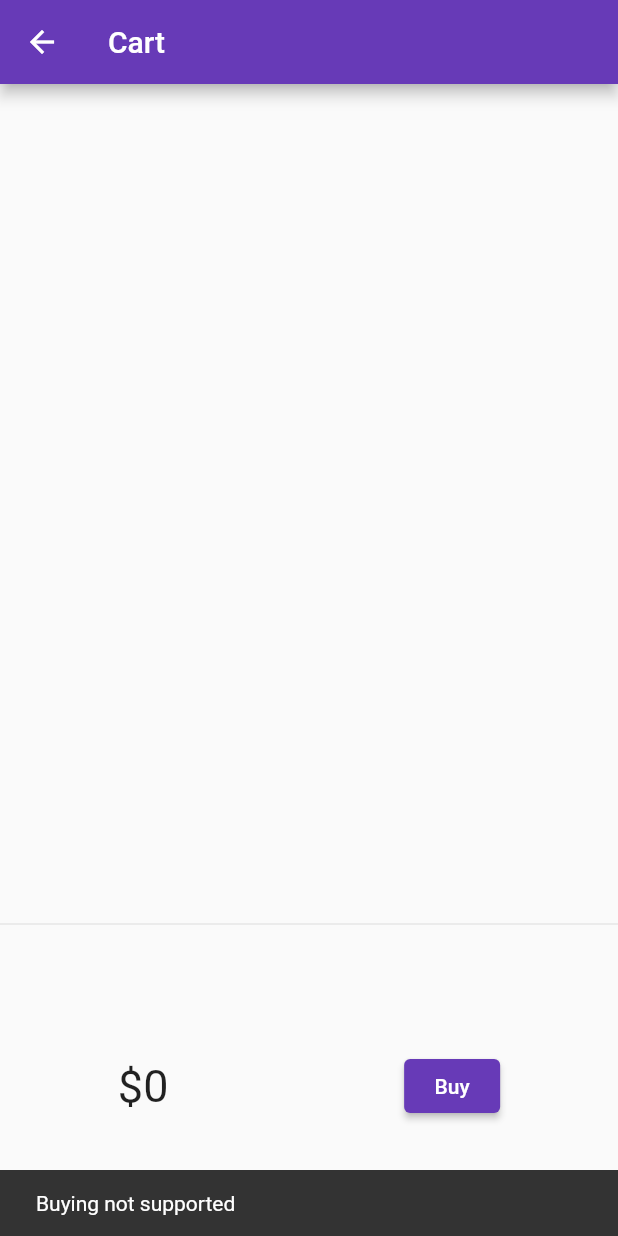
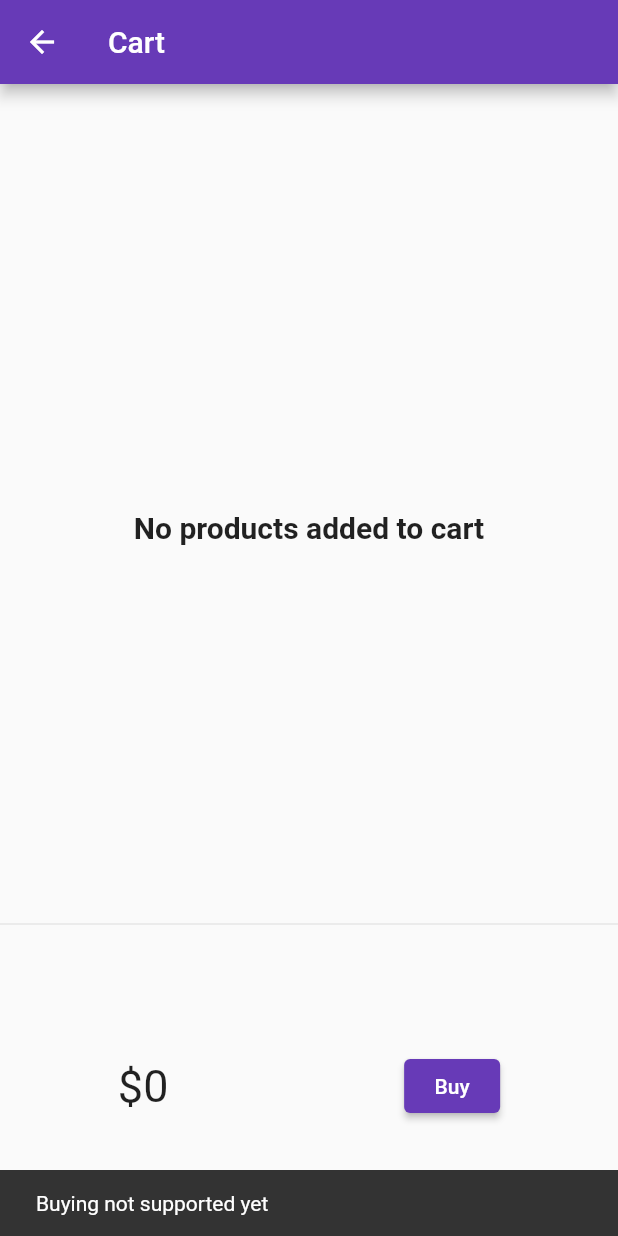
Before and after one commit to rachit106/ecommerceapp, a Flutter app: the CartPage screen opened by its route, after a tap on "Buy", on a phone screen of 412 x 824 dp. Run offline on Flutter 3.47's test engine with Material 2 defaults, Android fonts, the phone set to English and light mode, and no system bars; our stand-ins replace sizer, velocity_x.

Commit message:
day 6 completed

```diff
--- a/lib/Pages/cart_page.dart
+++ b/lib/Pages/cart_page.dart
@@ -1,3 +1,5 @@
+import 'package:ecommerceapp/Pages/home_detail_page.dart';
+import 'package:ecommerceapp/Pages/home_page.dart';
 import 'package:ecommerceapp/models/cart.dart';
 import 'package:flutter/material.dart';
 
@@ -9,15 +11,9 @@ class CartPage extends StatefulWidget {
 }
 
 class _CartPageState extends State<CartPage> {
-
-
- refresh(){
-   setState(() {
-
-   });
-
-
- }
+  refresh() {
+    setState(() {});
+  }
 
   @override
   Widget build(BuildContext context) {
@@ -25,12 +21,24 @@ class _CartPageState extends State<CartPage> {
     num price = 0;
     return Scaffold(
       appBar: AppBar(
+        leading: IconButton(
+          icon: Icon(Icons.arrow_back, color: Colors.white),
+          onPressed: () => Navigator.pop(context),
+        ),
         title: Text("Cart"),
       ),
       body: Column(
         children: [
           Padding(padding: EdgeInsets.all(20)),
-          Expanded(child: CartList(notifyrefresh:refresh)),
+          Expanded(
+              child: Cart.items.length != 0
+                  ? CartList(notifyrefresh: refresh)
+                  : Center(
+                      child: Text(
+                      "No products added to cart",
+                      style:
+                          TextStyle(fontSize: 20, fontWeight: FontWeight.bold),
+                    ))),
           Divider(),
           SizedBox(
             height: 200,
@@ -44,7 +52,7 @@ class _CartPageState extends State<CartPage> {
                 ElevatedButton(
                     onPressed: () {
                       ScaffoldMessenger.of(context).showSnackBar(
-                          SnackBar(content: Text("Buying not supported")));
+                          SnackBar(content: Text("Buying not supported yet")));
                     },
                     child: Text("Buy"))
               ],
@@ -58,7 +66,7 @@ class _CartPageState extends State<CartPage> {
 
 class CartList extends StatefulWidget {
   final Function() notifyrefresh;
-  const CartList({Key? key,required this.notifyrefresh}) : super(key: key);
+  const CartList({Key? key, required this.notifyrefresh}) : super(key: key);
 
   @override
   State<CartList> createState() => _CartListState();
@@ -67,7 +75,6 @@ class CartList extends StatefulWidget {
 class _CartListState extends State<CartList> {
   @override
   Widget build(BuildContext context) {
-    print(Cart.items);
     return ListView.builder(
       itemBuilder: (context, index) => ListTile(
         leading: Icon(Icons.done),
@@ -80,6 +87,7 @@ class _CartListState extends State<CartList> {
             },
             icon: Icon(Icons.remove_circle_outline)),
         title: Text(Cart.items[index]["name"]),
+        subtitle: Text(Cart.items[index]["desc"]),
       ),
       itemCount: Cart.items.length,
     );
--- a/pubspec.yaml
+++ b/pubspec.yaml
@@ -35,6 +35,8 @@ dependencies:
   # Use with the CupertinoIcons class for iOS style icons.
   cupertino_icons: ^1.0.2
   velocity_x: ^3.4.0
+  http: ^0.13.4
+  sizer: ^2.0.15
 
 dev_dependencies:
   flutter_test:
```
Also changed, not shown: lib/Pages/home_detail_page.dart (+34 -17 lines), lib/Pages/home_page.dart (+16 -6 lines), lib/Pages/login_page.dart (+11 -16 lines), lib/main.dart (+6 -2 lines), lib/widgets/item_widget.dart (+31 -11 lines), pubspec.lock.
